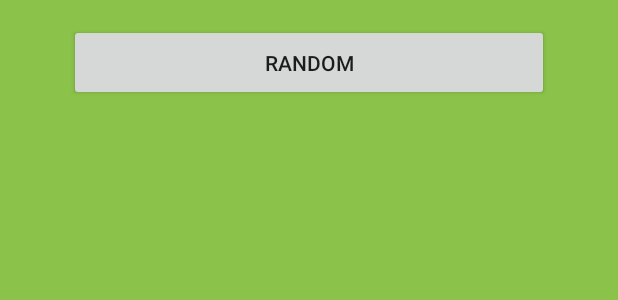
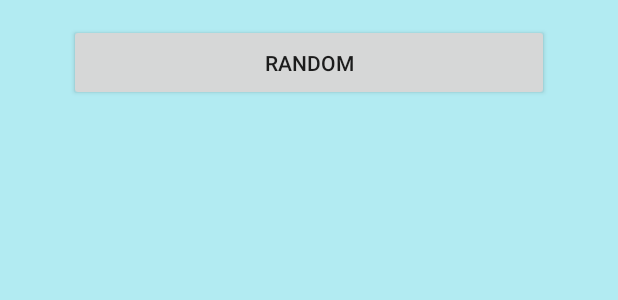
Before and after one commit to adrianczuczka/Songle, an Android app: the layout activity_choose_song.xml on its own in the app's theme, with its tools: preview values and no code run, on a phone screen of 412 x 824 dp. Shown: the top 300 px of the screen. Run offline under Robolectric (Android 15) with nearby library versions, the phone set to English and light mode, and no system bars; Roboto replaces fonts that are not available here.

Commit message:
started making nice screens

```diff
--- a/app/src/main/java/com/adrianczuczka/songle/ChooseSong.java
+++ b/app/src/main/java/com/adrianczuczka/songle/ChooseSong.java
@@ -8,7 +8,6 @@ import android.support.v7.app.AppCompatActivity;
 import android.support.v7.widget.DefaultItemAnimator;
 import android.support.v7.widget.LinearLayoutManager;
 import android.support.v7.widget.RecyclerView;
-import android.support.v7.widget.Toolbar;
 import android.view.View;
 import android.widget.TextView;
 
--- a/app/src/main/java/com/adrianczuczka/songle/NetworkActivity.java
+++ b/app/src/main/java/com/adrianczuczka/songle/NetworkActivity.java
@@ -66,6 +66,7 @@ public class NetworkActivity extends FragmentActivity implements DownloadCallbac
     public NetworkInfo getActiveNetworkInfo() {
         ConnectivityManager connectivityManager =
                 (ConnectivityManager) getSystemService(Context.CONNECTIVITY_SERVICE);
+        assert connectivityManager != null;
         return connectivityManager.getActiveNetworkInfo();
     }
 
--- a/app/src/main/res/layout/activity_choose_song.xml
+++ b/app/src/main/res/layout/activity_choose_song.xml
@@ -6,7 +6,7 @@
     android:layout_height="match_parent"
     android:fitsSystemWindows="true"
     tools:context="com.adrianczuczka.songle.ChooseSong"
-    android:background="@color/green"
+    android:background="@color/cyan"
     >
 
     <include
```
